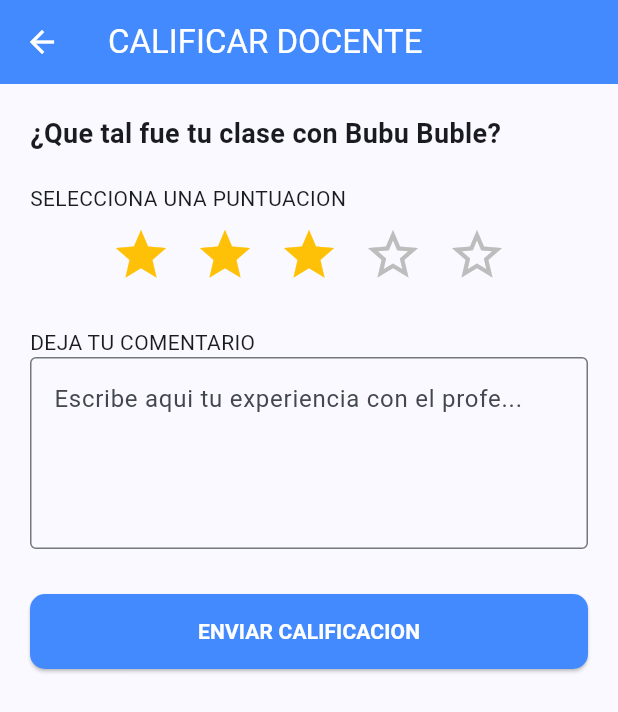
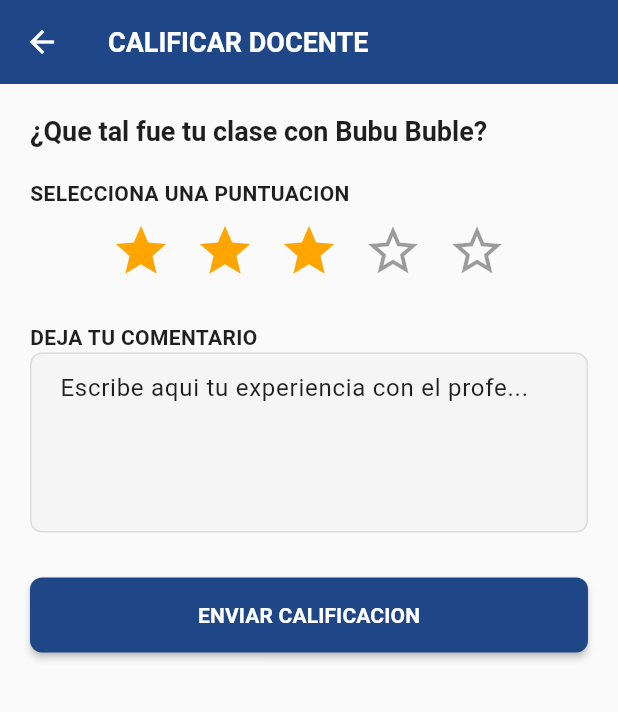
Before and after one commit to paraZmol/profe_unasam, a Flutter app: the ProfesorDetailScreen screen opened directly with sample values from the repository, after a tap on "CALIFICAR AL PROFESOR", on a phone screen of 412 x 824 dp. Shown: the top 712 px of the screen. Run offline on Flutter 3.47's test engine with Material 3 defaults, Android fonts, the phone set to English and light mode, and no system bars; network calls fail.

Commit message:
feat: Agregar los themas de color oscuro y claro u el boton para este mismo

```diff
--- a/lib/main.dart
+++ b/lib/main.dart
@@ -1,23 +1,37 @@
 import 'package:flutter/material.dart';
 import 'package:profe_unasam/screens/home_screen.dart';
+import 'package:profe_unasam/theme/app_theme.dart';
 
 void main() {
   runApp(const MyApp());
 }
 
-class MyApp extends StatelessWidget {
+class MyApp extends StatefulWidget {
   const MyApp({super.key});
+
+  @override
+  State<MyApp> createState() => _MyAppState();
+}
+
+class _MyAppState extends State<MyApp> {
+  bool _isDarkMode = false;
 
   @override
   Widget build(BuildContext context) {
     return MaterialApp(
       title: 'Califica a tu Profe',
       debugShowCheckedModeBanner: false,
-      theme: ThemeData(
-        colorScheme: ColorScheme.fromSeed(seedColor: Colors.blueAccent),
-        useMaterial3: true,
+      theme: AppTheme.lightTheme,
+      darkTheme: AppTheme.darkTheme,
+      themeMode: _isDarkMode ? ThemeMode.dark : ThemeMode.light,
+      home: HomeScreen(
+        onThemeToggle: (isDark) {
+          setState(() {
+            _isDarkMode = isDark;
+          });
+        },
+        isDarkMode: _isDarkMode,
       ),
-      home: const HomeScreen(),
     );
   }
 }
--- a/lib/screens/add_review_screen.dart
+++ b/lib/screens/add_review_screen.dart
@@ -2,6 +2,7 @@ import 'package:flutter/material.dart';
 
 import 'package:profe_unasam/models/profesor_model.dart';
 import 'package:profe_unasam/models/review_model.dart';
+import 'package:profe_unasam/theme/app_theme.dart';
 
 class AddReviewScreen extends StatefulWidget {
   final Profesor profesor;
@@ -26,12 +27,10 @@ class _AddReviewScreenState extends State<AddReviewScreen> {
 
   @override
   Widget build(BuildContext context) {
+    final theme = Theme.of(context);
+
     return Scaffold(
-      appBar: AppBar(
-        title: const Text('CALIFICAR DOCENTE'),
-        backgroundColor: Colors.blueAccent,
-        foregroundColor: Colors.white,
-      ),
+      appBar: AppBar(title: const Text('CALIFICAR DOCENTE')),
       body: SingleChildScrollView(
         // singlechildscrollview para que el teclado no tape el contenido
         padding: const EdgeInsets.all(20.0),
@@ -41,12 +40,17 @@ class _AddReviewScreenState extends State<AddReviewScreen> {
             // titulo del profesoir
             Text(
               '¿Que tal fue tu clase con ${widget.profesor.nombre}?',
-              style: const TextStyle(fontSize: 18, fontWeight: FontWeight.bold),
+              style: theme.textTheme.titleLarge,
             ),
             const SizedBox(height: 20),
 
             // seccion de estrellas
-            const Text('SELECCIONA UNA PUNTUACION'),
+            Text(
+              'SELECCIONA UNA PUNTUACION',
+              style: theme.textTheme.bodyMedium?.copyWith(
+                fontWeight: FontWeight.bold,
+              ),
+            ),
             Row(
               mainAxisAlignment: MainAxisAlignment.center,
               children: List.generate(5, (index) {
@@ -54,7 +58,9 @@ class _AddReviewScreenState extends State<AddReviewScreen> {
                   // si el indice es menor al rating pintamos la estrella llena
                   icon: Icon(
                     index < _rating ? Icons.star : Icons.star_border,
-                    color: index < _rating ? Colors.amber : Colors.grey[400],
+                    color: index < _rating
+                        ? AppTheme.accentAmber
+                        : theme.disabledColor,
                     size: 40,
                   ),
                   onPressed: () {
@@ -68,13 +74,23 @@ class _AddReviewScreenState extends State<AddReviewScreen> {
             const SizedBox(height: 20),
 
             // seccion de comentario
-            const Text('DEJA TU COMENTARIO'),
+            Text(
+              'DEJA TU COMENTARIO',
+              style: theme.textTheme.bodyMedium?.copyWith(
+                fontWeight: FontWeight.bold,
+              ),
+            ),
             TextField(
               controller: _commentController,
               maxLines: 4,
-              decoration: const InputDecoration(
+              decoration: InputDecoration(
                 hintText: 'Escribe aqui tu experiencia con el profe...',
-                border: OutlineInputBorder(),
+                border: theme.inputDecorationTheme.border,
+                enabledBorder: theme.inputDecorationTheme.enabledBorder,
+                focusedBorder: theme.inputDecorationTheme.focusedBorder,
+                filled: theme.inputDecorationTheme.filled,
+                fillColor: theme.inputDecorationTheme.fillColor,
+                contentPadding: theme.inputDecorationTheme.contentPadding,
               ),
             ),
             const SizedBox(height: 30),
@@ -84,13 +100,6 @@ class _AddReviewScreenState extends State<AddReviewScreen> {
               width: double.infinity,
               height: 50,
               child: ElevatedButton(
-                style: ElevatedButton.styleFrom(
-                  backgroundColor: Colors.blueAccent,
-                  foregroundColor: Colors.white,
-                  shape: RoundedRectangleBorder(
-                    borderRadius: BorderRadius.circular(10),
-                  ),
-                ),
                 onPressed: () {
                   // validacion en caso de comentario vacio
                   if (_commentController.text.trim().isEmpty) {
--- a/lib/screens/home_screen.dart
+++ b/lib/screens/home_screen.dart
@@ -4,7 +4,10 @@ import 'package:profe_unasam/data/mock_data.dart';
 import 'package:profe_unasam/widgets/profesor_card.dart';
 
 class HomeScreen extends StatelessWidget {
-  const HomeScreen({super.key});
+  final Function(bool)? onThemeToggle;
+  final bool isDarkMode;
+
+  const HomeScreen({super.key, this.onThemeToggle, this.isDarkMode = false});
 
   @override
   Widget build(BuildContext context) {
@@ -13,8 +16,14 @@ class HomeScreen extends StatelessWidget {
     return Scaffold(
       appBar: AppBar(
         title: const Text('Profesores UNASAM'),
-        backgroundColor: Colors.blueAccent,
-        foregroundColor: Colors.white,
+        actions: [
+          IconButton(
+            icon: Icon(isDarkMode ? Icons.light_mode : Icons.dark_mode),
+            onPressed: () {
+              onThemeToggle?.call(!isDarkMode);
+            },
+          ),
+        ],
       ),
       body: ListView.builder(
         itemCount: profesores.length,
--- a/lib/screens/profesor_detail_screen.dart
+++ b/lib/screens/profesor_detail_screen.dart
@@ -3,6 +3,7 @@ import 'package:flutter/material.dart';
 import 'package:profe_unasam/models/profesor_model.dart';
 import 'package:profe_unasam/models/review_model.dart';
 import 'package:profe_unasam/screens/add_review_screen.dart';
+import 'package:profe_unasam/theme/app_theme.dart';
 
 class ProfesorDetailScreen extends StatefulWidget {
   final Profesor profesor;
@@ -24,12 +25,10 @@ class _ProfesorDetailScreenState extends State<ProfesorDetailScreen> {
   @override
   Widget build(BuildContext context) {
     final profesor = widget.profesor;
+    final theme = Theme.of(context);
+
     return Scaffold(
-      appBar: AppBar(
-        title: Text(profesor.nombre),
-        backgroundColor: Colors.blueAccent,
-        foregroundColor: Colors.white,
-      ),
+      appBar: AppBar(title: Text(profesor.nombre)),
       body: SingleChildScrollView(
         child: Column(
           children: [
@@ -40,14 +39,18 @@ class _ProfesorDetailScreenState extends State<ProfesorDetailScreen> {
                 tag: profesor.id,
                 child: CircleAvatar(
                   radius: 80,
-                  backgroundColor: Colors.grey[200],
+                  backgroundColor: theme.colorScheme.surfaceContainerHighest,
                   backgroundImage:
                       profesor.fotoUrl.isNotEmpty && profesor.fotoUrl != 'url'
                       ? NetworkImage(profesor.fotoUrl)
                       : null,
                   onBackgroundImageError: (_, __) {},
                   child: (profesor.fotoUrl.isEmpty || profesor.fotoUrl == 'url')
-                      ? const Icon(Icons.person, size: 80)
+                      ? Icon(
+                          Icons.person,
+                          size: 80,
+                          color: theme.colorScheme.onSurfaceVariant,
+                        )
                       : null,
                 ),
               ),
@@ -55,47 +58,49 @@ class _ProfesorDetailScreenState extends State<ProfesorDetailScreen> {
             const SizedBox(height: 20),
 
             // informacion principal
-            Text(
-              profesor.nombre,
-              style: const TextStyle(fontSize: 28, fontWeight: FontWeight.bold),
-            ),
+            Text(profesor.nombre, style: theme.textTheme.displayMedium),
             Text(
               profesor.curso,
-              style: TextStyle(fontSize: 18, color: Colors.grey[600]),
+              style: theme.textTheme.bodyLarge?.copyWith(
+                color: theme.colorScheme.onSurfaceVariant,
               ),
-            const Divider(height: 40, indent: 20, endIndent: 20),
+            ),
+            Divider(
+              height: 40,
+              indent: 20,
+              endIndent: 20,
+              color: theme.dividerColor,
+            ),
 
             // seccion de la calificacion
             Row(
               mainAxisAlignment: MainAxisAlignment.center,
               children: [
-                const Icon(Icons.star, color: Colors.amber, size: 40),
+                Icon(Icons.star, color: AppTheme.accentAmber, size: 40),
                 const SizedBox(width: 10),
                 Text(
                   _computedRating().toStringAsFixed(1),
-                  style: const TextStyle(
-                    fontSize: 48,
-                    fontWeight: FontWeight.bold,
-                  ),
+                  style: theme.textTheme.displayLarge,
                 ),
               ],
             ),
-            const Text(
-              'Calificación General',
-              style: TextStyle(color: Colors.grey),
-            ),
+            Text('Calificación General', style: theme.textTheme.bodySmall),
             const SizedBox(height: 24),
 
             // btn calificar
             Padding(
               padding: const EdgeInsets.symmetric(horizontal: 20),
+              child: SizedBox(
+                width: double.infinity,
+                height: 50,
                 child: ElevatedButton(
                   onPressed: () async {
                     // formulario de votacion
                     final result = await Navigator.push(
                       context,
                       MaterialPageRoute(
-                      builder: (context) => AddReviewScreen(profesor: profesor),
+                        builder: (context) =>
+                            AddReviewScreen(profesor: profesor),
                       ),
                     );
                     // en caso se envia una receña mostramos un mensaje
@@ -114,26 +119,22 @@ class _ProfesorDetailScreenState extends State<ProfesorDetailScreen> {
                       }
                     }
                   },
-                style: ElevatedButton.styleFrom(
-                  backgroundColor: Colors.blueAccent,
-                  foregroundColor: Colors.white,
-                  minimumSize: const Size(double.infinity, 50),
-                  shape: RoundedRectangleBorder(
-                    borderRadius: BorderRadius.circular(10),
-                  ),
-                ),
                   child: const Text(
                     'CALIFICAR AL PROFESOR',
                     style: TextStyle(fontWeight: FontWeight.bold),
                   ),
                 ),
               ),
+            ),
             const SizedBox(height: 16),
 
             if (profesor.reviews.isEmpty)
-              const Padding(
-                padding: EdgeInsets.all(20.0),
-                child: Text('Aún no hay comentarios para este profesor.'),
+              Padding(
+                padding: const EdgeInsets.all(20.0),
+                child: Text(
+                  'Aún no hay comentarios para este profesor.',
+                  style: theme.textTheme.bodyMedium,
+                ),
               )
             else
               ListView.builder(
@@ -163,24 +164,21 @@ class _ProfesorDetailScreenState extends State<ProfesorDetailScreen> {
                                     i < review.puntuacion
                                         ? Icons.star
                                         : Icons.star_border,
-                                    color: Colors.amber,
+                                    color: AppTheme.accentAmber,
                                     size: 16,
                                   );
                                 }),
                               ),
                               Text(
                                 '${review.fecha.day}/${review.fecha.month}/${review.fecha.year}',
-                                style: const TextStyle(
-                                  fontSize: 12,
-                                  color: Colors.grey,
-                                ),
+                                style: theme.textTheme.bodySmall,
                               ),
                             ],
                           ),
                           const SizedBox(height: 8),
                           Text(
                             review.comentario,
-                            style: const TextStyle(fontSize: 14),
+                            style: theme.textTheme.bodyMedium,
                           ),
                         ],
                       ),
--- /dev/null
+++ b/lib/theme/app_theme.dart
@@ -0,0 +1,206 @@
+import 'package:flutter/material.dart';
+
+class AppTheme {
+  // Colores Primarios - Paleta Profesional
+  static const Color _primaryColor = Color(
+    0xFF1F4788,
+  ); // Azul profesional oscuro
+  static const Color _primaryVariant = Color(
+    0xFF2E5C9F,
+  ); // Azul profesional medio
+  static const Color _secondaryColor = Color(0xFFE8531B); // Naranja profesional
+  static const Color _secondaryVariant = Color(0xFFFF7043); // Naranja claro
+
+  // Colores Neutros
+  static const Color _darkBackground = Color(0xFF121212);
+  static const Color _darkSurface = Color(0xFF1E1E1E);
+  static const Color _lightBackground = Color(0xFFFAFAFA);
+  static const Color _lightSurface = Color(0xFFFFFFFF);
+
+  // Colores de Texto
+  static const Color _darkText = Color(0xFF1F1F1F);
+  static const Color _lightText = Color(0xFFEBEBEB);
+  static const Color _hintText = Color(0xFF999999);
+
+  // Colores de Acento
+  static const Color _accentGreen = Color(0xFF4CAF50); // Verde de éxito
+  static const Color _accentRed = Color(0xFFE53935); // Rojo de error
+  static const Color _accentAmber = Color(
+    0xFFFFA500,
+  ); // Amarillo para estrellas
+
+  // TEMA CLARO
+  static ThemeData lightTheme = ThemeData(
+    useMaterial3: true,
+    brightness: Brightness.light,
+    colorScheme: const ColorScheme.light(
+      primary: _primaryColor,
+      onPrimary: Colors.white,
+      primaryContainer: _primaryVariant,
+      onPrimaryContainer: Colors.white,
+      secondary: _secondaryColor,
+      onSecondary: Colors.white,
+      secondaryContainer: _secondaryVariant,
+      onSecondaryContainer: Colors.white,
+      surface: _lightSurface,
+      onSurface: _darkText,
+    ),
+    scaffoldBackgroundColor: _lightBackground,
+    appBarTheme: const AppBarTheme(
+      backgroundColor: _primaryColor,
+      foregroundColor: Colors.white,
+      elevation: 2,
+      centerTitle: false,
+    ),
+    elevatedButtonTheme: ElevatedButtonThemeData(
+      style: ElevatedButton.styleFrom(
+        backgroundColor: _primaryColor,
+        foregroundColor: Colors.white,
+        padding: const EdgeInsets.symmetric(horizontal: 24, vertical: 12),
+        shape: RoundedRectangleBorder(borderRadius: BorderRadius.circular(8)),
+        elevation: 2,
+      ),
+    ),
+    cardTheme: const CardThemeData(
+      color: _lightSurface,
+      elevation: 1,
+      shape: RoundedRectangleBorder(
+        borderRadius: BorderRadius.all(Radius.circular(8)),
+      ),
+    ),
+    textTheme: const TextTheme(
+      displayLarge: TextStyle(
+        fontSize: 32,
+        fontWeight: FontWeight.bold,
+        color: _darkText,
+      ),
+      displayMedium: TextStyle(
+        fontSize: 28,
+        fontWeight: FontWeight.bold,
+        color: _darkText,
+      ),
+      titleLarge: TextStyle(
+        fontSize: 18,
+        fontWeight: FontWeight.bold,
+        color: _darkText,
+      ),
+      bodyLarge: TextStyle(fontSize: 16, color: _darkText),
+      bodyMedium: TextStyle(fontSize: 14, color: _darkText),
+      bodySmall: TextStyle(fontSize: 12, color: _hintText),
+    ),
+    inputDecorationTheme: InputDecorationTheme(
+      filled: true,
+      fillColor: Color(0xFFF5F5F5),
+      border: OutlineInputBorder(
+        borderRadius: BorderRadius.circular(8),
+        borderSide: const BorderSide(color: Color(0xFFDDDDDD), width: 1),
+      ),
+      enabledBorder: OutlineInputBorder(
+        borderRadius: BorderRadius.circular(8),
+        borderSide: const BorderSide(color: Color(0xFFDDDDDD), width: 1),
+      ),
+      focusedBorder: OutlineInputBorder(
+        borderRadius: BorderRadius.circular(8),
+        borderSide: const BorderSide(color: _primaryColor, width: 2),
+      ),
+      contentPadding: const EdgeInsets.symmetric(horizontal: 16, vertical: 12),
+    ),
+    snackBarTheme: const SnackBarThemeData(
+      backgroundColor: _primaryColor,
+      contentTextStyle: TextStyle(color: Colors.white),
+      behavior: SnackBarBehavior.floating,
+      elevation: 6,
+    ),
+  );
+
+  // TEMA OSCURO
+  static ThemeData darkTheme = ThemeData(
+    useMaterial3: true,
+    brightness: Brightness.dark,
+    colorScheme: const ColorScheme.dark(
+      primary: _primaryVariant,
+      onPrimary: Colors.white,
+      primaryContainer: _primaryColor,
+      onPrimaryContainer: Colors.white,
+      secondary: _secondaryVariant,
+      onSecondary: Colors.white,
+      secondaryContainer: _secondaryColor,
+      onSecondaryContainer: Colors.white,
+      surface: _darkSurface,
+      onSurface: _lightText,
+    ),
+    scaffoldBackgroundColor: _darkBackground,
+    appBarTheme: const AppBarTheme(
+      backgroundColor: _primaryColor,
+      foregroundColor: Colors.white,
+      elevation: 2,
+      centerTitle: false,
+    ),
+    elevatedButtonTheme: ElevatedButtonThemeData(
+      style: ElevatedButton.styleFrom(
+        backgroundColor: _primaryVariant,
+        foregroundColor: Colors.white,
+        padding: const EdgeInsets.symmetric(horizontal: 24, vertical: 12),
+        shape: RoundedRectangleBorder(borderRadius: BorderRadius.circular(8)),
+        elevation: 4,
+      ),
+    ),
+    cardTheme: const CardThemeData(
+      color: _darkSurface,
+      elevation: 2,
+      shape: RoundedRectangleBorder(
+        borderRadius: BorderRadius.all(Radius.circular(8)),
+      ),
+    ),
+    textTheme: const TextTheme(
+      displayLarge: TextStyle(
+        fontSize: 32,
+        fontWeight: FontWeight.bold,
+        color: _lightText,
+      ),
+      displayMedium: TextStyle(
+        fontSize: 28,
+        fontWeight: FontWeight.bold,
+        color: _lightText,
+      ),
+      titleLarge: TextStyle(
+        fontSize: 18,
+        fontWeight: FontWeight.bold,
+        color: _lightText,
+      ),
+      bodyLarge: TextStyle(fontSize: 16, color: _lightText),
+      bodyMedium: TextStyle(fontSize: 14, color: _lightText),
+      bodySmall: TextStyle(fontSize: 12, color: Color(0xFF999999)),
+    ),
+    inputDecorationTheme: InputDecorationTheme(
+      filled: true,
+      fillColor: const Color(0xFF2A2A2A),
+      border: OutlineInputBorder(
+        borderRadius: BorderRadius.circular(8),
+        borderSide: const BorderSide(color: Color(0xFF444444), width: 1),
+      ),
+      enabledBorder: OutlineInputBorder(
+        borderRadius: BorderRadius.circular(8),
+        borderSide: const BorderSide(color: Color(0xFF444444), width: 1),
+      ),
+      focusedBorder: OutlineInputBorder(
+        borderRadius: BorderRadius.circular(8),
+        borderSide: const BorderSide(color: _primaryVariant, width: 2),
+      ),
+      contentPadding: const EdgeInsets.symmetric(horizontal: 16, vertical: 12),
+    ),
+    snackBarTheme: const SnackBarThemeData(
+      backgroundColor: _primaryVariant,
+      contentTextStyle: TextStyle(color: Colors.white),
+      behavior: SnackBarBehavior.floating,
+      elevation: 6,
+    ),
+  );
+
+  // Constantes de colores reutilizables
+  static const Color primaryColor = _primaryColor;
+  static const Color secondaryColor = _secondaryColor;
+  static const Color accentAmber = _accentAmber;
+  static const Color accentGreen = _accentGreen;
+  static const Color accentRed = _accentRed;
+}
--- a/lib/widgets/profesor_card.dart
+++ b/lib/widgets/profesor_card.dart
@@ -2,6 +2,7 @@ import 'package:flutter/material.dart';
 
 import 'package:profe_unasam/models/profesor_model.dart';
 import 'package:profe_unasam/screens/profesor_detail_screen.dart';
+import 'package:profe_unasam/theme/app_theme.dart';
 
 class ProfesorCard extends StatelessWidget {
   final Profesor profesor;
@@ -10,9 +11,10 @@ class ProfesorCard extends StatelessWidget {
 
   @override
   Widget build(BuildContext context) {
+    final theme = Theme.of(context);
+
     return Card(
       margin: const EdgeInsets.symmetric(horizontal: 16, vertical: 8),
-      elevation: 4,
       clipBehavior: Clip.antiAlias, // para que el efecto respete bordes
       child: InkWell(
         // para detectar el toque
@@ -33,14 +35,17 @@ class ProfesorCard extends StatelessWidget {
                 tag: profesor.id,
                 child: CircleAvatar(
                   radius: 30,
-                  backgroundColor: Colors.grey[200],
+                  backgroundColor: theme.colorScheme.surfaceContainerHighest,
                   backgroundImage:
                       profesor.fotoUrl.isNotEmpty && profesor.fotoUrl != 'url'
                       ? NetworkImage(profesor.fotoUrl)
                       : null,
                   onBackgroundImageError: (exception, stackTrace) {},
                   child: (profesor.fotoUrl.isEmpty || profesor.fotoUrl == 'url')
-                      ? const Icon(Icons.person)
+                      ? Icon(
+                          Icons.person,
+                          color: theme.colorScheme.onSurfaceVariant,
+                        )
                       : null,
                 ),
               ),
@@ -49,17 +54,13 @@ class ProfesorCard extends StatelessWidget {
                 child: Column(
                   crossAxisAlignment: CrossAxisAlignment.start,
                   children: [
-                    Text(
-                      profesor.nombre,
-                      style: const TextStyle(
-                        fontSize: 18,
-                        fontWeight: FontWeight.bold,
-                      ),
-                    ),
+                    Text(profesor.nombre, style: theme.textTheme.titleLarge),
                     const SizedBox(height: 4),
                     Text(
                       profesor.curso,
-                      style: TextStyle(color: Colors.grey[600]),
+                      style: theme.textTheme.bodySmall?.copyWith(
+                        color: theme.colorScheme.onSurfaceVariant,
+                      ),
                     ),
                   ],
                 ),
@@ -67,16 +68,16 @@ class ProfesorCard extends StatelessWidget {
               const SizedBox(width: 16),
               Column(
                 children: [
-                  const Text(
-                    'Calificación',
-                    style: TextStyle(fontSize: 12, color: Colors.grey),
-                  ),
-                  Text(
-                    profesor.calificacion.toStringAsFixed(1),
-                    style: const TextStyle(
-                      fontSize: 20,
-                      fontWeight: FontWeight.bold,
-                    ),
+                  Text('Calificación', style: theme.textTheme.bodySmall),
+                  Row(
+                    children: [
+                      Icon(Icons.star, color: AppTheme.accentAmber, size: 16),
+                      const SizedBox(width: 4),
+                      Text(
+                        profesor.calificacion.toStringAsFixed(1),
+                        style: theme.textTheme.titleLarge,
+                      ),
+                    ],
                   ),
                 ],
               ),
```
Lines whose indentation alone changed are shown as unchanged.
